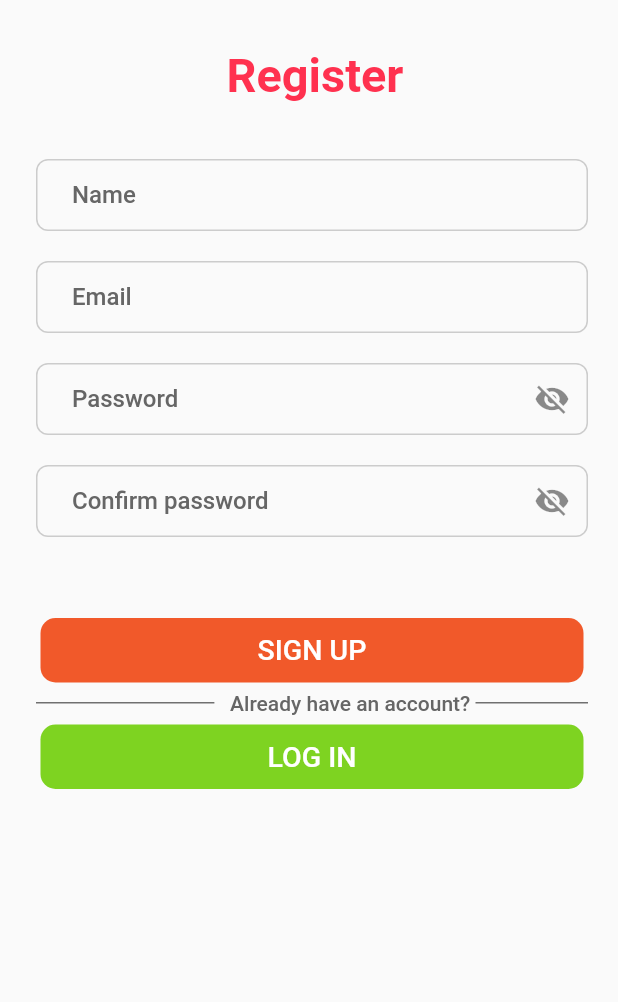
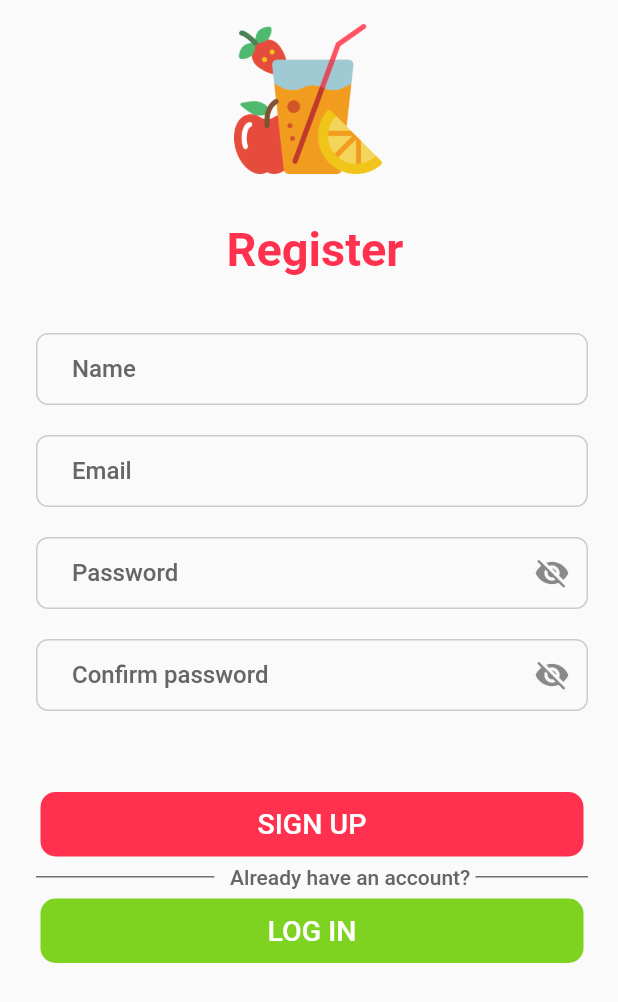
Before and after one commit to jeehmilena/drinks_everywhere, a Flutter app: the screen it shows after launch, after a tap on "LOG IN", after a tap on "SIGN UP", on a phone screen of 412 x 824 dp. Shown: the top 1002 px of the screen. Run offline on Flutter 3.47's test engine with Material 2 defaults, Android fonts, the light colour scheme and no system bars; our stand-ins replace cached_network_image, dio, firebase_auth, firebase_core, flutter_svg, font_awesome_flutter and 3 more; accounts and stored records are empty; generated files the repository leaves out were written again; network calls fail; Roboto replaces fonts that are missing (Roboto-Bold).

Commit message:
code adjustments

```diff
--- /dev/null
+++ b/lib/app/core/constants.dart
@@ -0,0 +1,3 @@
+const primaryLogo = 'assets/images/drink_icon.png';
+const EMAIL_KEY = "EMAIL";
+const PASSWORD_KEY = "PASSWORD";
--- a/lib/app/modules/login/views/login_view.dart
+++ b/lib/app/modules/login/views/login_view.dart
@@ -6,6 +6,7 @@ import 'package:flutter/material.dart';
 import 'package:flutter_svg/svg.dart';
 import 'package:get/get.dart';
 
+import '../../../core/constants.dart';
 import '../controllers/login_controller.dart';
 
 class LoginView extends GetView<LoginController> {
@@ -17,9 +18,24 @@ class LoginView extends GetView<LoginController> {
       body: SafeArea(
         child: Column(
           children: [
+            _logo(),
             _title(context),
             _body(context),
           ],
+        ),
+      ),
+    );
+  }
+
+  Widget _logo() {
+    return Hero(
+      tag: 'logo',
+      child: Padding(
+        padding: EdgeInsets.only(top: 16),
+        child: Image.asset(
+          primaryLogo,
+          height: 100,
+          width: 100,
         ),
       ),
     );
@@ -45,32 +61,17 @@ class LoginView extends GetView<LoginController> {
     return Expanded(
       child: SingleChildScrollView(
         child: Padding(
-          padding: EdgeInsets.only(left: 24, right: 24, bottom: 16),
+          padding: const EdgeInsets.only(left: 24, right: 20),
           child: SizedBox(
             height: Get.height,
             child: Column(
               children: [
-                Expanded(
-                  child: Column(
-                    children: [
-                      _emailField(),
-                      _passwordField(),
-                    ],
-                  ),
-                ),
-                Expanded(
-                  child: Column(
-                    children: [
-                      _loginButtonSubmit(context),
-                      const SizedBox(height: 20),
-                      _signUpText(),
-                      const SizedBox(
-                        height: 16,
-                      ),
-                      _signUpButtonSubmit(context),
-                    ],
-                  ),
-                )
+                _emailField(),
+                _passwordField(),
+                const SizedBox(height: 48),
+                _loginButtonSubmit(context),
+                _signUpText(),
+                _signUpButtonSubmit(context)
               ],
             ),
           ),
--- a/lib/app/modules/register/controllers/register_controller.dart
+++ b/lib/app/modules/register/controllers/register_controller.dart
@@ -3,6 +3,7 @@ import 'package:flutter/material.dart';
 import 'package:get/get.dart';
 import 'package:get_storage/get_storage.dart';
 
+import '../../../core/constants.dart';
 import '../../../routes/app_pages.dart';
 import '../../../widgets/app_utils.dart';
 
@@ -61,8 +62,8 @@ class RegisterController extends GetxController {
     FirebaseAuth.instance
         .createUserWithEmailAndPassword(email: email, password: password)
         .then((response) {
-      GetStorage().write("EMAIL", email);
-      GetStorage().write("PASSWORD", password);
+      GetStorage().write(EMAIL_KEY, email);
+      GetStorage().write(PASSWORD_KEY, password);
 
       if (response.user != null) {
         Get.offAndToNamed(Routes.DRINKS);
--- a/lib/app/modules/register/views/register_view.dart
+++ b/lib/app/modules/register/views/register_view.dart
@@ -6,6 +6,7 @@ import 'package:flutter/material.dart';
 import 'package:flutter_svg/svg.dart';
 import 'package:get/get.dart';
 
+import '../../../core/constants.dart';
 import '../controllers/register_controller.dart';
 
 class RegisterView extends GetView<RegisterController> {
@@ -15,9 +16,24 @@ class RegisterView extends GetView<RegisterController> {
       body: SafeArea(
         child: Column(
           children: [
+            _logo(),
             _title(context),
             _body(context),
           ],
+        ),
+      ),
+    );
+  }
+
+  Widget _logo() {
+    return Hero(
+      tag: 'logo',
+      child: Padding(
+        padding: EdgeInsets.only(top: 16),
+        child: Image.asset(
+          primaryLogo,
+          height: 100,
+          width: 100,
         ),
       ),
     );
@@ -153,7 +169,7 @@ class RegisterView extends GetView<RegisterController> {
         },
         decoration: BoxDecoration(
           borderRadius: BorderRadius.circular(10.0),
-          color: const Color(0xfff1592a),
+          color: const Color(0xffff314f),
         ),
       );
     });
--- a/lib/app/modules/splash/controllers/splash_controller.dart
+++ b/lib/app/modules/splash/controllers/splash_controller.dart
@@ -3,10 +3,12 @@ import 'package:firebase_auth/firebase_auth.dart';
 import 'package:get/get.dart';
 import 'package:get_storage/get_storage.dart';
 
+import '../../../core/constants.dart';
+
 class SplashController extends GetxController {
   Future<void> loginWithEmail() async {
-    final storageEmail = GetStorage().read<String?>("EMAIL");
-    final storagePassword = GetStorage().read<String?>("PASSWORD");
+    final storageEmail = GetStorage().read<String?>(EMAIL_KEY);
+    final storagePassword = GetStorage().read<String?>(PASSWORD_KEY);
 
     FirebaseAuth.instance
         .signInWithEmailAndPassword(
--- a/lib/app/modules/splash/views/splash_view.dart
+++ b/lib/app/modules/splash/views/splash_view.dart
@@ -1,6 +1,8 @@
 import 'package:flutter/material.dart';
 import 'package:get/get.dart';
 
+import '../../../core/constants.dart';
+import '../../../widgets/styles.dart';
 import '../controllers/splash_controller.dart';
 
 class SplashView extends StatefulWidget {
@@ -22,12 +24,40 @@ class _SplashViewState extends State<SplashView> {
   @override
   Widget build(BuildContext context) {
     return Scaffold(
-      backgroundColor: const Color.fromARGB(255, 255, 49, 79),
-      body: Center(
+      backgroundColor: const Color(0xffff314f),
+      body: SafeArea(
+        child: Column(
+          children: [_logo(), _title(context)],
+        ),
+      ),
+    );
+  }
+
+  Widget _logo() {
+    return Hero(
+      tag: 'logo',
+      child: Padding(
+        padding: const EdgeInsets.only(top: 16),
         child: Image.asset(
-          'assets/images/drink_icon.png',
-          height: 200,
-          width: 200,
+          primaryLogo,
+          height: 100,
+          width: 100,
+        ),
+      ),
+    );
+  }
+
+  Widget _title(BuildContext context) {
+    return Padding(
+      padding: const EdgeInsets.only(left: 8, bottom: 16, top: 32),
+      child: SizedBox(
+        width: Get.width,
+        child: Text(
+          'Drinks Everywhere - Choose My Drink',
+          style: textTitleRegularWhite,
+          textAlign: TextAlign.center,
+          textHeightBehavior:
+              const TextHeightBehavior(applyHeightToFirstAscent: false),
         ),
       ),
     );
--- a/lib/app/widgets/edit_text_widget.dart
+++ b/lib/app/widgets/edit_text_widget.dart
@@ -119,9 +119,9 @@ class _EditTextWidgetState extends State<EditTextWidget> {
           });
     } else {
       if (widget.showValidated == true) {
-        return Icon(
+        return const Icon(
           FontAwesomeIcons.check,
-          color: const Color(0xff7ed321),
+          color: Color(0xffff314f),
           size: 16,
         );
       }
--- a/lib/app/widgets/styles.dart
+++ b/lib/app/widgets/styles.dart
@@ -36,6 +36,13 @@ TextStyle textTitleRegular = const TextStyle(
   height: 1.0,
 );
 
+TextStyle textTitleRegularWhite = const TextStyle(
+  fontSize: 24,
+  color: Colors.white,
+  fontWeight: FontWeight.w500,
+  height: 1.0,
+);
+
 TextStyle buttonTextStyle = TextStyle(
   fontFamily: 'Roboto-Bold',
   fontSize: 19,
```
Also changed, not shown: assets/images/drink.jpeg (deleted), assets/images/drink_icon.png.
